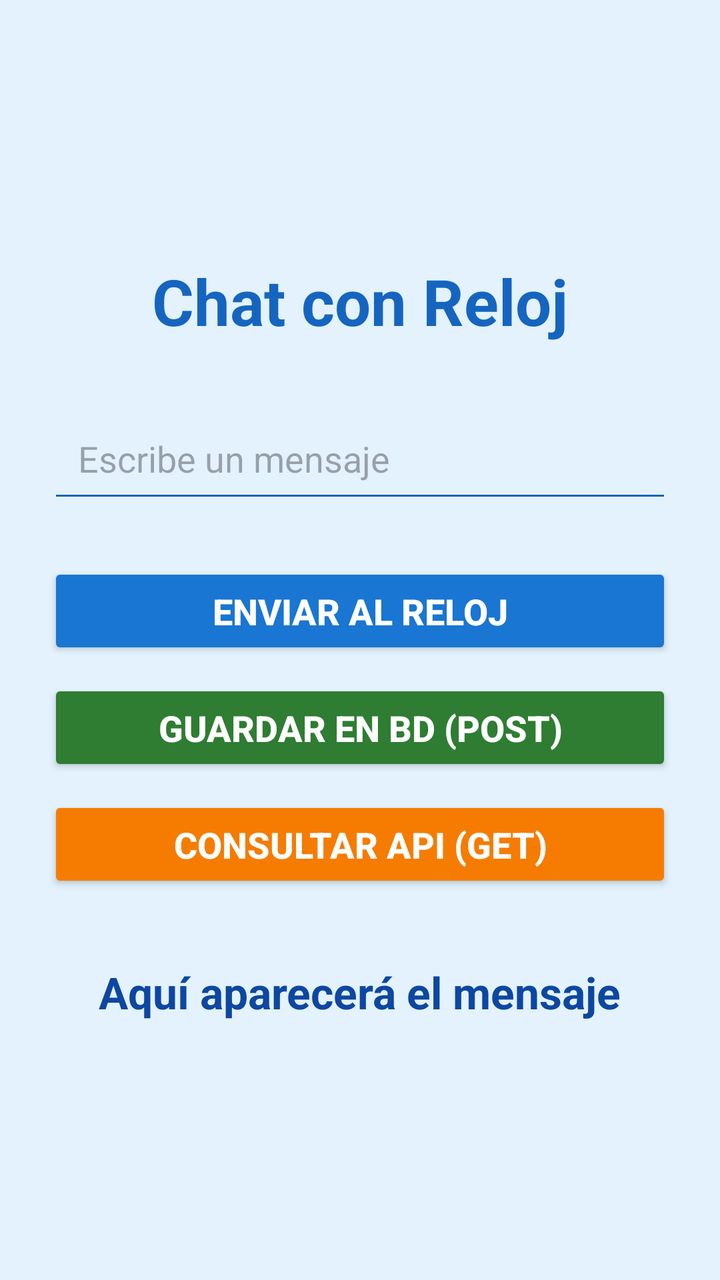
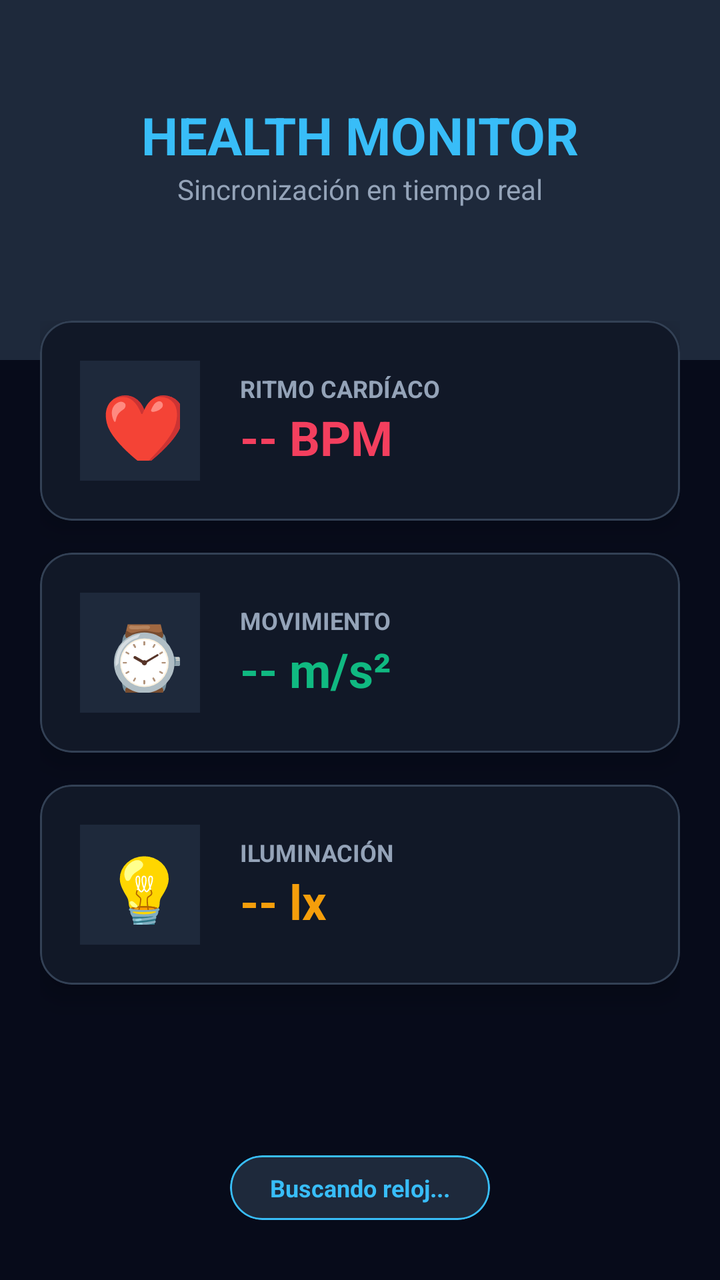

The first picture is an Android layout as it rendered before a commit; the second is the same layout after the commit. The layout source and the unified diff follow.
<!-- AndroidManifest.xml: application theme Theme.AplicacionMovil -->
<!-- res/layout/activity_main.xml -->
<?xml version="1.0" encoding="utf-8"?>
<LinearLayout
    xmlns:android="http://schemas.android.com/apk/res/android"
    android:layout_width="match_parent"
    android:layout_height="match_parent"
    android:orientation="vertical"
    android:gravity="center"
    android:padding="24dp"
    android:background="#E3F2FD">

    
    <TextView
        android:layout_width="wrap_content"
        android:layout_height="wrap_content"
        android:text="@string/titulo_app"
        android:textSize="32sp"
        android:textStyle="bold"
        android:textColor="#1565C0"
        android:layout_marginBottom="30dp"/>

    
    <EditText
        android:id="@+id/txtNombre"
        android:layout_width="match_parent"
        android:layout_height="wrap_content"
        android:hint="@string/escribe_un_mensaje"
        android:textSize="18sp"
        android:padding="15dp"
        android:backgroundTint="#1565C0"
        android:inputType="textShortMessage"
        android:autofillHints="none"/>

    
    <Button
        android:id="@+id/btnEnviar"
        android:layout_width="match_parent"
        android:layout_height="wrap_content"
        android:text="Enviar al Reloj"
        android:textSize="18sp"
        android:textStyle="bold"
        android:layout_marginTop="25dp"
        android:padding="12dp"
        android:backgroundTint="#1976D2"
        android:textColor="#FFFFFF"/>

    
    <Button
        android:id="@+id/btnGuardarBD"
        android:layout_width="match_parent"
        android:layout_height="wrap_content"
        android:text="Guardar en BD (POST)"
        android:textSize="18sp"
        android:textStyle="bold"
        android:layout_marginTop="10dp"
        android:padding="12dp"
        android:backgroundTint="#2E7D32"
        android:textColor="#FFFFFF"/>

    
    <Button
        android:id="@+id/btnConsultar"
        android:layout_width="match_parent"
        android:layout_height="wrap_content"
        android:text="Consultar API (GET)"
        android:textSize="18sp"
        android:textStyle="bold"
        android:layout_marginTop="10dp"
        android:padding="12dp"
        android:backgroundTint="#F57C00"
        android:textColor="#FFFFFF"/>

    
    <TextView
        android:id="@+id/lblTexto"
        android:layout_width="wrap_content"
        android:layout_height="wrap_content"
        android:text="@string/esperando_mensaje"
        android:textSize="22sp"
        android:textStyle="bold"
        android:textColor="#0D47A1"
        android:layout_marginTop="35dp"/>

</LinearLayout>
<!-- resources referenced by this layout -->
<resources>
  <string name="escribe_un_mensaje">Escribe un mensaje</string>
  <string name="esperando_mensaje">Aquí aparecerá el mensaje</string>
  <string name="titulo_app">Chat con Reloj</string>
  <style name="Theme.AplicacionMovil" parent="Base.Theme.AplicacionMovil" />
  <style name="Base.Theme.AplicacionMovil" parent="Theme.Material3.DayNight.NoActionBar">
          
          
      </style>
</resources>

<!-- the commit's change to res/layout/activity_main.xml (unified diff, before → after) -->
@@ -1,83 +1,229 @@
 <?xml version="1.0" encoding="utf-8"?>
-<LinearLayout
+<androidx.constraintlayout.widget.ConstraintLayout
     xmlns:android="http://schemas.android.com/apk/res/android"
+    xmlns:app="http://schemas.android.com/apk/res-auto"
     android:layout_width="match_parent"
     android:layout_height="match_parent"
-    android:orientation="vertical"
-    android:gravity="center"
-    android:padding="24dp"
-    android:background="#E3F2FD">
+    android:background="#070B1A">
 
     
+    <View
+        android:id="@+id/headerBg"
+        android:layout_width="match_parent"
+        android:layout_height="180dp"
+        android:background="#1E293B"
+        app:layout_constraintTop_toTopOf="parent"/>
+
+    <TextView
+        android:id="@+id/title"
+        android:layout_width="wrap_content"
+        android:layout_height="wrap_content"
+        android:text="HEALTH MONITOR"
+        android:textColor="#38BDF8"
+        android:textSize="26sp"
+        android:textStyle="bold"
+        android:layout_marginTop="50dp"
+        app:layout_constraintTop_toTopOf="parent"
+        app:layout_constraintStart_toStartOf="parent"
+        app:layout_constraintEnd_toEndOf="parent"/>
+
     <TextView
         android:layout_width="wrap_content"
         android:layout_height="wrap_content"
-        android:text="@string/titulo_app"
-        android:textSize="32sp"
-        android:textStyle="bold"
-        android:textColor="#1565C0"
-        android:layout_marginBottom="30dp"/>
+        android:text="Sincronización en tiempo real"
+        android:textColor="#94A3B8"
+        android:textSize="14sp"
+        app:layout_constraintTop_toBottomOf="@id/title"
+        app:layout_constraintStart_toStartOf="parent"
+        app:layout_constraintEnd_toEndOf="parent"/>
 
     
-    <EditText
-        android:id="@+id/txtNombre"
+    <LinearLayout
         android:layout_width="match_parent"
         android:layout_height="wrap_content"
-        android:hint="@string/escribe_un_mensaje"
-        android:textSize="18sp"
-        android:padding="15dp"
-        android:backgroundTint="#1565C0"
-        android:inputType="textShortMessage"
-        android:autofillHints="none"/>
+        android:orientation="vertical"
+        android:padding="20dp"
+        app:layout_constraintTop_toBottomOf="@id/headerBg"
+        android:layout_marginTop="-40dp">
+
+        
+        <com.google.android.material.card.MaterialCardView
+            android:layout_width="match_parent"
+            android:layout_height="wrap_content"
+            app:cardCornerRadius="16dp"
+            app:cardElevation="8dp"
+            android:layout_marginBottom="16dp"
+            app:cardBackgroundColor="#111827"
+            app:strokeWidth="1dp"
+            app:strokeColor="#334155">
+
+            <LinearLayout
+                android:layout_width="match_parent"
+                android:layout_height="wrap_content"
+                android:orientation="horizontal"
+                android:padding="20dp"
+                android:gravity="center_vertical">
+
+                <TextView
+                    android:layout_width="60dp"
+                    android:layout_height="60dp"
+                    android:text="❤️"
+                    android:textSize="35sp"
+                    android:gravity="center"
+                    android:background="#1E293B"
+                    android:padding="10dp"/>
+
+                <LinearLayout
+                    android:layout_width="wrap_content"
+                    android:layout_height="wrap_content"
+                    android:orientation="vertical"
+                    android:layout_marginStart="20dp">
+                    <TextView
+                        android:layout_width="wrap_content"
+                        android:layout_height="wrap_content"
+                        android:text="RITMO CARDÍACO"
+                        android:textColor="#94A3B8"
+                        android:textSize="12sp"
+                        android:textStyle="bold"/>
+                    <TextView
+                        android:id="@+id/lblRitmo"
+                        android:layout_width="wrap_content"
+                        android:layout_height="wrap_content"
+                        android:text="-- BPM"
+                        android:textColor="#F43F5E"
+                        android:textSize="24sp"
+                        android:textStyle="bold"/>
+                </LinearLayout>
+            </LinearLayout>
+        </com.google.android.material.card.MaterialCardView>
+
+        
+        <com.google.android.material.card.MaterialCardView
+            android:layout_width="match_parent"
+            android:layout_height="wrap_content"
+            app:cardCornerRadius="16dp"
+            app:cardElevation="8dp"
+            android:layout_marginBottom="16dp"
+            app:cardBackgroundColor="#111827"
+            app:strokeWidth="1dp"
+            app:strokeColor="#334155">
+
+            <LinearLayout
+                android:layout_width="match_parent"
+                android:layout_height="wrap_content"
+                android:orientation="horizontal"
+                android:padding="20dp"
+                android:gravity="center_vertical">
+
+                <TextView
+                    android:layout_width="60dp"
+                    android:layout_height="60dp"
+                    android:text="⌚"
+                    android:textSize="35sp"
+                    android:gravity="center"
+                    android:background="#1E293B"
+                    android:padding="10dp"/>
+
+                <LinearLayout
+                    android:layout_width="wrap_content"
+                    android:layout_height="wrap_content"
+                    android:orientation="vertical"
+                    android:layout_marginStart="20dp">
+                    <TextView
+                        android:layout_width="wrap_content"
+                        android:layout_height="wrap_content"
+                        android:text="MOVIMIENTO"
+                        android:textColor="#94A3B8"
+                        android:textSize="12sp"
+                        android:textStyle="bold"/>
+                    <TextView
+                        android:id="@+id/lblMovimiento"
+                        android:layout_width="wrap_content"
+                        android:layout_height="wrap_content"
+                        android:text="-- m/s²"
+                        android:textColor="#10B981"
+                        android:textSize="24sp"
+                        android:textStyle="bold"/>
+                </LinearLayout>
+            </LinearLayout>
+        </com.google.android.material.card.MaterialCardView>
+
+        
+        <com.google.android.material.card.MaterialCardView
+            android:layout_width="match_parent"
+            android:layout_height="wrap_content"
+            app:cardCornerRadius="16dp"
+            app:cardElevation="8dp"
+            android:layout_marginBottom="16dp"
+            app:cardBackgroundColor="#111827"
+            app:strokeWidth="1dp"
+            app:strokeColor="#334155">
+
+            <LinearLayout
+                android:layout_width="match_parent"
+                android:layout_height="wrap_content"
+                android:orientation="horizontal"
+                android:padding="20dp"
+                android:gravity="center_vertical">
+
+                <TextView
+                    android:layout_width="60dp"
+                    android:layout_height="60dp"
+                    android:text="💡"
+                    android:textSize="35sp"
+                    android:gravity="center"
+                    android:background="#1E293B"
+                    android:padding="10dp"/>
+
+                <LinearLayout
+                    android:layout_width="wrap_content"
+                    android:layout_height="wrap_content"
+                    android:orientation="vertical"
+                    android:layout_marginStart="20dp">
+                    <TextView
+                        android:layout_width="wrap_content"
+                        android:layout_height="wrap_content"
+                        android:text="ILUMINACIÓN"
+                        android:textColor="#94A3B8"
+                        android:textSize="12sp"
+                        android:textStyle="bold"/>
+                    <TextView
+                        android:id="@+id/lblLuz"
+                        android:layout_width="wrap_content"
+                        android:layout_height="wrap_content"
+                        android:text="-- lx"
+                        android:textColor="#F59E0B"
+                        android:textSize="24sp"
+                        android:textStyle="bold"/>
+                </LinearLayout>
+            </LinearLayout>
+        </com.google.android.material.card.MaterialCardView>
+
+    </LinearLayout>
 
     
-    <Button
-        android:id="@+id/btnEnviar"
-        android:layout_width="match_parent"
-        android:layout_height="wrap_content"
-        android:text="Enviar al Reloj"
-        android:textSize="18sp"
-        android:textStyle="bold"
-        android:layout_marginTop="25dp"
-        android:padding="12dp"
-        android:backgroundTint="#1976D2"
-        android:textColor="#FFFFFF"/>
-
-    
-    <Button
-        android:id="@+id/btnGuardarBD"
-        android:layout_width="match_parent"
-        android:layout_height="wrap_content"
-        android:text="Guardar en BD (POST)"
-        android:textSize="18sp"
-        android:textStyle="bold"
-        android:layout_marginTop="10dp"
-        android:padding="12dp"
-        android:backgroundTint="#2E7D32"
-        android:textColor="#FFFFFF"/>
-
-    
-    <Button
-        android:id="@+id/btnConsultar"
-        android:layout_width="match_parent"
-        android:layout_height="wrap_content"
-        android:text="Consultar API (GET)"
-        android:textSize="18sp"
-        android:textStyle="bold"
-        android:layout_marginTop="10dp"
-        android:padding="12dp"
-        android:backgroundTint="#F57C00"
-        android:textColor="#FFFFFF"/>
-
-    
-    <TextView
-        android:id="@+id/lblTexto"
+    <com.google.android.material.card.MaterialCardView
         android:layout_width="wrap_content"
         android:layout_height="wrap_content"
-        android:text="@string/esperando_mensaje"
-        android:textSize="22sp"
-        android:textStyle="bold"
-        android:textColor="#0D47A1"
-        android:layout_marginTop="35dp"/>
-
-</LinearLayout>
+        app:cardCornerRadius="20dp"
+        app:cardBackgroundColor="#1E293B"
+        android:layout_marginBottom="30dp"
+        app:layout_constraintBottom_toBottomOf="parent"
+        app:layout_constraintStart_toStartOf="parent"
+        app:layout_constraintEnd_toEndOf="parent"
+        app:strokeWidth="1dp"
+        app:strokeColor="#38BDF8">
+
+        <TextView
+            android:id="@+id/lblStatus"
+            android:layout_width="wrap_content"
+            android:layout_height="wrap_content"
+            android:text="Buscando reloj..."
+            android:textColor="#38BDF8"
+            android:textSize="12sp"
+            android:paddingHorizontal="20dp"
+            android:paddingVertical="8dp"
+            android:textStyle="bold"/>
+    </com.google.android.material.card.MaterialCardView>
+
+</androidx.constraintlayout.widget.ConstraintLayout>
<!-- resource entries referenced after the edit -->
@@ -1,8 +1,5 @@
 <!-- resources referenced by this layout -->
 <resources>
-  <string name="escribe_un_mensaje">Escribe un mensaje</string>
-  <string name="esperando_mensaje">Aquí aparecerá el mensaje</string>
-  <string name="titulo_app">Chat con Reloj</string>
   <style name="Theme.AplicacionMovil" parent="Base.Theme.AplicacionMovil" />
   <style name="Base.Theme.AplicacionMovil" parent="Theme.Material3.DayNight.NoActionBar">
           
